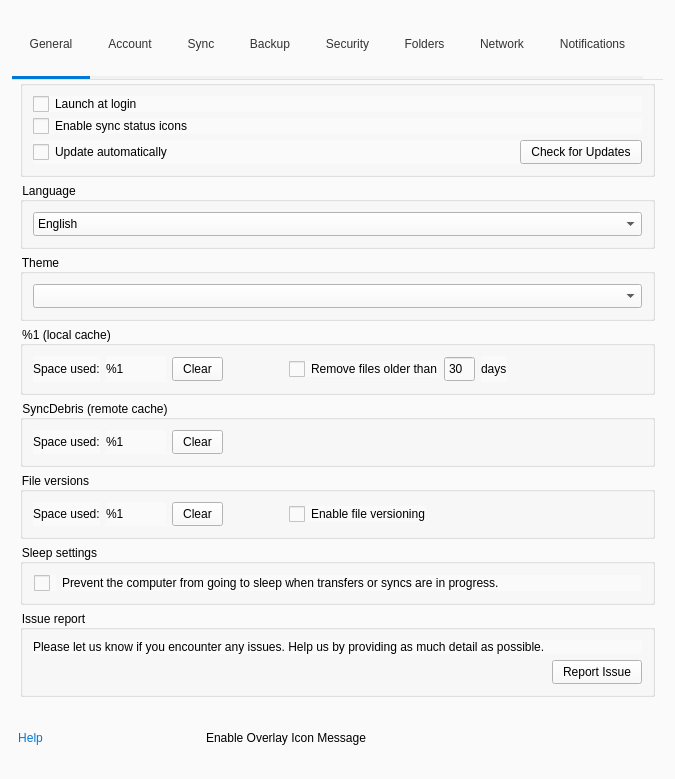
Above: src/MEGASync/gui/linux/SettingsDialog.ui from meganz/MEGAsync before the change. Below: the same form after it.
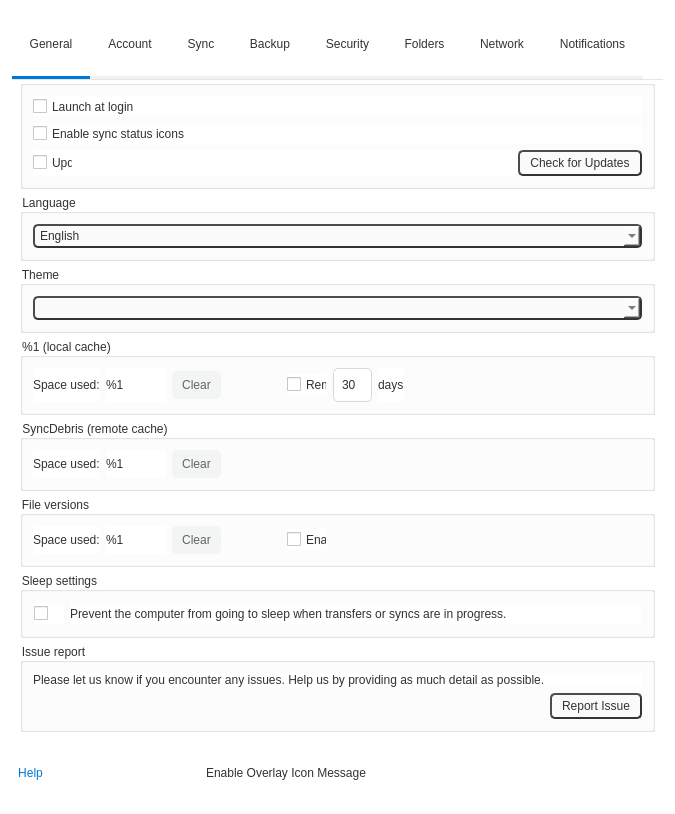
That is the form after the change. Icons and pictures are not drawn. Custom widgets are drawn as their Qt base class.

Commit message: SNC-4541: Add settings dialog design

```diff
--- a/src/MEGASync/gui/linux/SettingsDialog.ui
+++ b/src/MEGASync/gui/linux/SettingsDialog.ui
@@ -20,8 +20,56 @@
    <string notr="true">QWidget
 {
 font-size: 12px;
-background-color: #fafafa; /*colorToken.surface-1*/
-color: #000000; /*colorToken.text-primary*/
+background-color: #FFFFFF; /*colorToken.page-background*/
+color: #303233; /*colorToken.text-primary*/
+}
+
+QCheckBox
+{
+height: 16px;
+width: 16px;
+}
+
+#bUpdate, #bSendBug
+{
+background-color:  #fafafa; /*colorToken.surface-1*/
+color: #333333; /*colorToken.text-primary*/
+border-color: #333333; /*colorToken.text-primary*/
+border-width: 2px;
+border-style: outset;
+border-radius: 5px;
+}
+
+#cLanguage, #cbTheme
+{
+background-color:  #fafafa; /*colorToken.surface-1*/
+color: #333333; /*colorToken.text-primary*/
+border-color: #333333; /*colorToken.text-primary*/
+border-width: 2px;
+border-style: outset;
+border-radius: 5px;
+padding: 1px 1px 1px 5px;
+}
+
+#bClearCache, #bClearRemoteCache, #bClearFileVersions
+{
+background-color:  #F3F4F4; /*colorToken.button-secondary*/
+color: #616366; /*colorToken.text-secondary*/
+border-color:  #F3F4F4; /*colorToken.button-secondary*/
+border-width: 0px;
+border-style: outset;
+border-radius: 5px;
+padding: 3px 10px 3px 10px;
+}
+
+#sCacheSchedulerDays
+{
+border-style: solid;
+border-color: #D8D9DB; /*colorToken.border-strong*/
+border-width: 1px;
+border-radius: 5px;
+background-color: #FFFFFF; /* colorToken.page-background*/
+padding: 6px;
 }
 
 /*ColorTokenIcon;ToolButton;bAccount;normal;on;colorToken.icon-primary*/
@@ -70,12 +118,6 @@
 height: 20px;
 }
 
-QCheckBox::indicator
-{
-height: 16px;
-width: 16px;
-}
-
 #wTabHeader
 {
 margin-left: 12px;
```
The commit also changes 2 other files.
